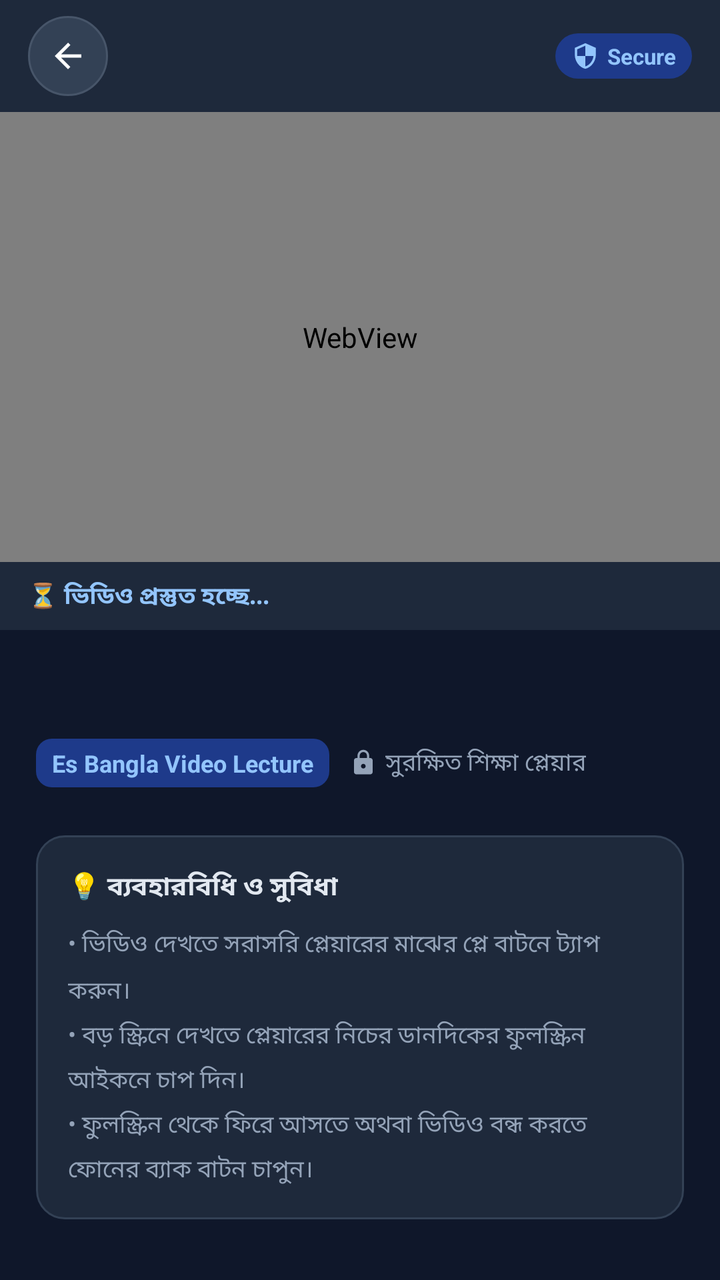
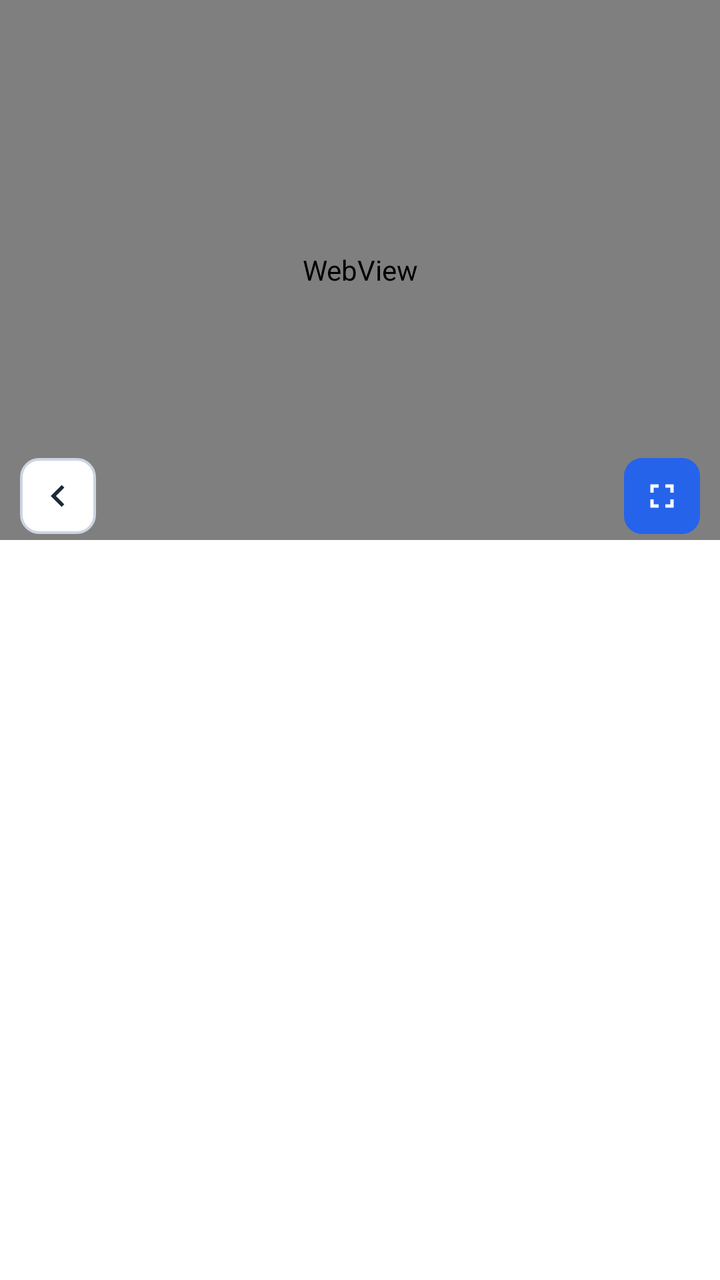

Compare the two renders of this Android layout. The source of the first and the diff that turns it into the second are given below.
<!-- AndroidManifest.xml: activity theme PlayerTheme -->
<!-- res/layout/activity_native_video_player.xml -->
<?xml version="1.0" encoding="utf-8"?>
<FrameLayout xmlns:android="http://schemas.android.com/apk/res/android"
    xmlns:app="http://schemas.android.com/apk/res-auto"
    android:id="@+id/rootContainer"
    android:layout_width="match_parent"
    android:layout_height="match_parent"
    android:background="#0F172A">

    
    <LinearLayout
        android:id="@+id/normalLayout"
        android:layout_width="match_parent"
        android:layout_height="match_parent"
        android:orientation="vertical">

        
        <LinearLayout
            android:id="@+id/headerLayout"
            android:layout_width="match_parent"
            android:layout_height="56dp"
            android:background="#1E293B"
            android:gravity="center_vertical"
            android:orientation="horizontal"
            android:paddingStart="14dp"
            android:paddingEnd="14dp">

            
            <FrameLayout
                android:id="@+id/btnBack"
                android:layout_width="40dp"
                android:layout_height="40dp"
                android:background="@drawable/bg_back_button"
                android:clickable="true"
                android:focusable="true">

                <ImageView
                    android:layout_width="20dp"
                    android:layout_height="20dp"
                    android:layout_gravity="center"
                    android:src="@drawable/ic_arrow_back"
                    android:contentDescription="Back" />
            </FrameLayout>

            
            <TextView
                android:id="@+id/tvHeaderTitle"
                android:layout_width="0dp"
                android:layout_height="wrap_content"
                android:layout_weight="1"
                android:layout_marginStart="14dp"
                android:layout_marginEnd="10dp"
                android:ellipsize="end"
                android:maxLines="1"
                android:textColor="#FFFFFF"
                android:textSize="16sp"
                android:textStyle="bold" />

            
            <LinearLayout
                android:layout_width="wrap_content"
                android:layout_height="wrap_content"
                android:background="@drawable/bg_secure_badge"
                android:gravity="center_vertical"
                android:orientation="horizontal"
                android:paddingStart="8dp"
                android:paddingTop="4dp"
                android:paddingEnd="8dp"
                android:paddingBottom="4dp">

                <ImageView
                    android:layout_width="14dp"
                    android:layout_height="14dp"
                    android:src="@drawable/ic_shield"
                    android:contentDescription="Secure" />

                <TextView
                    android:layout_width="wrap_content"
                    android:layout_height="wrap_content"
                    android:layout_marginStart="4dp"
                    android:text="Secure"
                    android:textColor="#93C5FD"
                    android:textSize="11sp"
                    android:textStyle="bold" />
            </LinearLayout>
        </LinearLayout>

        
        <FrameLayout
            android:id="@+id/playerContainer"
            android:layout_width="match_parent"
            android:layout_height="225dp"
            android:background="#000000">

            <WebView
                android:id="@+id/videoWebView"
                android:layout_width="match_parent"
                android:layout_height="match_parent" />

            <ProgressBar
                android:id="@+id/playerLoading"
                android:layout_width="48dp"
                android:layout_height="48dp"
                android:layout_gravity="center"
                android:indeterminateTint="#3B82F6" />

            
            <View
                android:id="@+id/overlayChannelGuard"
                android:layout_width="220dp"
                android:layout_height="55dp"
                android:layout_gravity="top|start"
                android:background="@android:color/transparent"
                android:clickable="true"
                android:focusable="true" />

            
            <View
                android:id="@+id/overlayLinkGuard"
                android:layout_width="70dp"
                android:layout_height="55dp"
                android:layout_gravity="bottom|start"
                android:background="@android:color/transparent"
                android:clickable="true"
                android:focusable="true" />

            
            <View
                android:id="@+id/overlayRelatedShelfGuard"
                android:layout_width="match_parent"
                android:layout_height="45dp"
                android:layout_gravity="bottom|center_horizontal"
                android:layout_marginStart="70dp"
                android:layout_marginEnd="140dp"
                android:layout_marginBottom="25dp"
                android:background="@android:color/transparent"
                android:clickable="true"
                android:focusable="true" />

            
            <View
                android:id="@+id/overlayYtLogoGuard"
                android:layout_width="95dp"
                android:layout_height="45dp"
                android:layout_gravity="bottom|end"
                android:layout_marginEnd="45dp"
                android:background="@android:color/transparent"
                android:clickable="true"
                android:focusable="true" />
        </FrameLayout>

        
        <LinearLayout
            android:id="@+id/statusContainer"
            android:layout_width="match_parent"
            android:layout_height="wrap_content"
            android:background="#1E293B"
            android:orientation="horizontal"
            android:paddingStart="14dp"
            android:paddingTop="8dp"
            android:paddingEnd="14dp"
            android:paddingBottom="8dp"
            android:gravity="center_vertical">

            <TextView
                android:id="@+id/tvPlayerStatus"
                android:layout_width="match_parent"
                android:layout_height="wrap_content"
                android:text="⏳ ভিডিও প্রস্তুত হচ্ছে..."
                android:textColor="#93C5FD"
                android:textSize="12sp"
                android:textStyle="bold" />
        </LinearLayout>

        
        <ScrollView
            android:id="@+id/contentScrollView"
            android:layout_width="match_parent"
            android:layout_height="0dp"
            android:layout_weight="1"
            android:fillViewport="true">

            <LinearLayout
                android:layout_width="match_parent"
                android:layout_height="wrap_content"
                android:orientation="vertical"
                android:padding="18dp">

                
                <TextView
                    android:id="@+id/tvVideoTitle"
                    android:layout_width="match_parent"
                    android:layout_height="wrap_content"
                    android:lineSpacingMultiplier="1.25"
                    android:textColor="#FFFFFF"
                    android:textSize="18sp"
                    android:textStyle="bold" />

                
                <LinearLayout
                    android:layout_width="match_parent"
                    android:layout_height="wrap_content"
                    android:layout_marginTop="12dp"
                    android:gravity="center_vertical"
                    android:orientation="horizontal">

                    <TextView
                        android:layout_width="wrap_content"
                        android:layout_height="wrap_content"
                        android:background="@drawable/bg_lecture_badge"
                        android:paddingStart="8dp"
                        android:paddingTop="4dp"
                        android:paddingEnd="8dp"
                        android:paddingBottom="4dp"
                        android:text="Es Bangla Video Lecture"
                        android:textColor="#93C5FD"
                        android:textSize="12sp"
                        android:textStyle="bold" />

                    <ImageView
                        android:layout_width="14dp"
                        android:layout_height="14dp"
                        android:layout_marginStart="10dp"
                        android:src="@drawable/ic_lock"
                        android:contentDescription="Protected" />

                    <TextView
                        android:layout_width="wrap_content"
                        android:layout_height="wrap_content"
                        android:layout_marginStart="4dp"
                        android:text="সুরক্ষিত শিক্ষা প্লেয়ার"
                        android:textColor="#94A3B8"
                        android:textSize="12sp" />
                </LinearLayout>

                
                <LinearLayout
                    android:layout_width="match_parent"
                    android:layout_height="wrap_content"
                    android:layout_marginTop="24dp"
                    android:background="@drawable/bg_info_card"
                    android:orientation="vertical"
                    android:padding="16dp">

                    <TextView
                        android:layout_width="wrap_content"
                        android:layout_height="wrap_content"
                        android:text="💡 ব্যবহারবিধি ও সুবিধা"
                        android:textColor="#E2E8F0"
                        android:textSize="13sp"
                        android:textStyle="bold" />

                    <TextView
                        android:layout_width="match_parent"
                        android:layout_height="wrap_content"
                        android:layout_marginTop="10dp"
                        android:lineSpacingMultiplier="1.4"
                        android:text="• ভিডিও দেখতে সরাসরি প্লেয়ারের মাঝের প্লে বাটনে ট্যাপ করুন।\n• বড় স্ক্রিনে দেখতে প্লেয়ারের নিচের ডানদিকের ফুলস্ক্রিন আইকনে চাপ দিন।\n• ফুলস্ক্রিন থেকে ফিরে আসতে অথবা ভিডিও বন্ধ করতে ফোনের ব্যাক বাটন চাপুন।"
                        android:textColor="#94A3B8"
                        android:textSize="12sp" />
                </LinearLayout>
            </LinearLayout>
        </ScrollView>
    </LinearLayout>

    
    <FrameLayout
        android:id="@+id/fullscreenContainer"
        android:layout_width="match_parent"
        android:layout_height="match_parent"
        android:visibility="gone" />

</FrameLayout>
<!-- resources referenced by this layout -->
<resources>
  <!-- drawable bg_back_button (drawable) -->
  <shape xmlns:android="http://schemas.android.com/apk/res/android"
      android:shape="oval">
      <solid android:color="#334155"/>
      <stroke android:width="1dp" android:color="#475569"/>
  </shape>
  <!-- drawable bg_info_card (drawable) -->
  <shape xmlns:android="http://schemas.android.com/apk/res/android"
      android:shape="rectangle">
      <solid android:color="#1E293B"/>
      <stroke android:width="1dp" android:color="#334155"/>
      <corners android:radius="14dp"/>
  </shape>
  <!-- drawable bg_lecture_badge (drawable) -->
  <shape xmlns:android="http://schemas.android.com/apk/res/android"
      android:shape="rectangle">
      <solid android:color="#1E3A8A"/>
      <corners android:radius="8dp"/>
  </shape>
  <!-- drawable bg_secure_badge (drawable) -->
  <shape xmlns:android="http://schemas.android.com/apk/res/android"
      android:shape="rectangle">
      <solid android:color="#1E3A8A"/>
      <corners android:radius="12dp"/>
  </shape>
  <!-- drawable ic_arrow_back (drawable) -->
  <vector xmlns:android="http://schemas.android.com/apk/res/android"
      android:width="24dp"
      android:height="24dp"
      android:viewportWidth="24"
      android:viewportHeight="24">
      <path
          android:fillColor="#FFFFFFFF"
          android:pathData="M20,11H7.83l5.59,-5.59L12,4l-8,8 8,8 1.41,-1.41L7.83,13H20v-2z"/>
  </vector>
  <!-- drawable ic_lock (drawable) -->
  <vector xmlns:android="http://schemas.android.com/apk/res/android"
      android:width="16dp"
      android:height="16dp"
      android:viewportWidth="24"
      android:viewportHeight="24">
      <path
          android:fillColor="#FF94A3B8"
          android:pathData="M18,8h-1V6c0,-2.76 -2.24,-5 -5,-5S7,3.24 7,6v2H6c-1.1,0 -2,0.9 -2,2v10c0,1.1 0.9,2 2,2h12c1.1,0 2,-0.9 2,-2V10c0,-1.1 -0.9,-2 -2,-2zm-6,9c-1.1,0 -2,-0.9 -2,-2s0.9,-2 2,-2 2,0.9 2,2 -0.9,2 -2,2zm3.1,-9H8.9V6c0,-1.71 1.39,-3.1 3.1,-3.1 1.71,0 3.1,1.39 3.1,3.1v2z"/>
  </vector>
  <!-- drawable ic_shield (drawable) -->
  <vector xmlns:android="http://schemas.android.com/apk/res/android"
      android:width="16dp"
      android:height="16dp"
      android:viewportWidth="24"
      android:viewportHeight="24">
      <path
          android:fillColor="#FF93C5FD"
          android:pathData="M12,1L3,5v6c0,5.55 3.84,10.74 9,12 5.16,-1.26 9,-6.45 9,-12V5l-9,-4zm0,10.99h7c-0.53,4.12 -3.28,7.79 -7,8.94V12H5V6.3l7,-3.11v8.8z"/>
  </vector>
  <style name="PlayerTheme" parent="Theme.AppCompat.DayNight.NoActionBar">
          <item name="android:windowBackground">#0F172A</item>
          <item name="android:statusBarColor">#1E293B</item>
      </style>
</resources>

<!-- the commit's change to res/layout/activity_native_video_player.xml (unified diff, before → after) -->
@@ -4,91 +4,21 @@
     android:id="@+id/rootContainer"
     android:layout_width="match_parent"
     android:layout_height="match_parent"
-    android:background="#0F172A">
+    android:background="#FFFFFF">
 
     
     <LinearLayout
         android:id="@+id/normalLayout"
         android:layout_width="match_parent"
         android:layout_height="match_parent"
+        android:background="#FFFFFF"
         android:orientation="vertical">
-
-        
-        <LinearLayout
-            android:id="@+id/headerLayout"
-            android:layout_width="match_parent"
-            android:layout_height="56dp"
-            android:background="#1E293B"
-            android:gravity="center_vertical"
-            android:orientation="horizontal"
-            android:paddingStart="14dp"
-            android:paddingEnd="14dp">
-
-            
-            <FrameLayout
-                android:id="@+id/btnBack"
-                android:layout_width="40dp"
-                android:layout_height="40dp"
-                android:background="@drawable/bg_back_button"
-                android:clickable="true"
-                android:focusable="true">
-
-                <ImageView
-                    android:layout_width="20dp"
-                    android:layout_height="20dp"
-                    android:layout_gravity="center"
-                    android:src="@drawable/ic_arrow_back"
-                    android:contentDescription="Back" />
-            </FrameLayout>
-
-            
-            <TextView
-                android:id="@+id/tvHeaderTitle"
-                android:layout_width="0dp"
-                android:layout_height="wrap_content"
-                android:layout_weight="1"
-                android:layout_marginStart="14dp"
-                android:layout_marginEnd="10dp"
-                android:ellipsize="end"
-                android:maxLines="1"
-                android:textColor="#FFFFFF"
-                android:textSize="16sp"
-                android:textStyle="bold" />
-
-            
-            <LinearLayout
-                android:layout_width="wrap_content"
-                android:layout_height="wrap_content"
-                android:background="@drawable/bg_secure_badge"
-                android:gravity="center_vertical"
-                android:orientation="horizontal"
-                android:paddingStart="8dp"
-                android:paddingTop="4dp"
-                android:paddingEnd="8dp"
-                android:paddingBottom="4dp">
-
-                <ImageView
-                    android:layout_width="14dp"
-                    android:layout_height="14dp"
-                    android:src="@drawable/ic_shield"
-                    android:contentDescription="Secure" />
-
-                <TextView
-                    android:layout_width="wrap_content"
-                    android:layout_height="wrap_content"
-                    android:layout_marginStart="4dp"
-                    android:text="Secure"
-                    android:textColor="#93C5FD"
-                    android:textSize="11sp"
-                    android:textStyle="bold" />
-            </LinearLayout>
-        </LinearLayout>
 
         
         <FrameLayout
             android:id="@+id/playerContainer"
             android:layout_width="match_parent"
-            android:layout_height="225dp"
+            android:layout_height="270dp"
             android:background="#000000">
 
             <WebView
@@ -106,160 +36,77 @@
             
             <View
                 android:id="@+id/overlayChannelGuard"
-                android:layout_width="220dp"
-                android:layout_height="55dp"
+                android:layout_width="135dp"
+                android:layout_height="48dp"
                 android:layout_gravity="top|start"
                 android:background="@android:color/transparent"
                 android:clickable="true"
                 android:focusable="true" />
 
             
-            <View
-                android:id="@+id/overlayLinkGuard"
-                android:layout_width="70dp"
-                android:layout_height="55dp"
-                android:layout_gravity="bottom|start"
-                android:background="@android:color/transparent"
-                android:clickable="true"
-                android:focusable="true" />
+            <FrameLayout
+                android:id="@+id/bottomControlsLayout"
+                android:layout_width="match_parent"
+                android:layout_height="44dp"
+                android:layout_gravity="bottom">
 
-            
-            <View
-                android:id="@+id/overlayRelatedShelfGuard"
-                android:layout_width="match_parent"
-                android:layout_height="45dp"
-                android:layout_gravity="bottom|center_horizontal"
-                android:layout_marginStart="70dp"
-                android:layout_marginEnd="140dp"
-                android:layout_marginBottom="25dp"
-                android:background="@android:color/transparent"
-                android:clickable="true"
-                android:focusable="true" />
+                
+                <View
+                    android:id="@+id/overlayBottomBarGuard"
+                    android:layout_width="match_parent"
+                    android:layout_height="match_parent"
+                    android:background="@android:color/transparent"
+                    android:clickable="true"
+                    android:focusable="true" />
 
-            
-            <View
-                android:id="@+id/overlayYtLogoGuard"
-                android:layout_width="95dp"
-                android:layout_height="45dp"
-                android:layout_gravity="bottom|end"
-                android:layout_marginEnd="45dp"
-                android:background="@android:color/transparent"
-                android:clickable="true"
-                android:focusable="true" />
+                
+                <FrameLayout
+                    android:id="@+id/btnPlayerBack"
+                    android:layout_width="38dp"
+                    android:layout_height="38dp"
+                    android:layout_gravity="bottom|start"
+                    android:layout_marginStart="10dp"
+                    android:layout_marginBottom="3dp"
+                    android:background="@drawable/bg_player_back_btn"
+                    android:clickable="true"
+                    android:focusable="true">
+
+                    <ImageView
+                        android:layout_width="22dp"
+                        android:layout_height="22dp"
+                        android:layout_gravity="center"
+                        android:contentDescription="Back"
+                        android:src="@drawable/ic_chevron_left" />
+                </FrameLayout>
+
+                
+                <FrameLayout
+                    android:id="@+id/btnPlayerFullscreen"
+                    android:layout_width="38dp"
+                    android:layout_height="38dp"
+                    android:layout_gravity="bottom|end"
+                    android:layout_marginEnd="10dp"
+                    android:layout_marginBottom="3dp"
+                    android:background="@drawable/bg_player_fullscreen_btn"
+                    android:clickable="true"
+                    android:focusable="true">
+
+                    <ImageView
+                        android:layout_width="20dp"
+                        android:layout_height="20dp"
+                        android:layout_gravity="center"
+                        android:contentDescription="Fullscreen"
+                        android:src="@drawable/ic_fullscreen_expand" />
+                </FrameLayout>
+            </FrameLayout>
         </FrameLayout>
 
         
-        <LinearLayout
-            android:id="@+id/statusContainer"
-            android:layout_width="match_parent"
-            android:layout_height="wrap_content"
-            android:background="#1E293B"
-            android:orientation="horizontal"
-            android:paddingStart="14dp"
-            android:paddingTop="8dp"
-            android:paddingEnd="14dp"
-            android:paddingBottom="8dp"
-            android:gravity="center_vertical">
-
-            <TextView
-                android:id="@+id/tvPlayerStatus"
-                android:layout_width="match_parent"
-                android:layout_height="wrap_content"
-                android:text="⏳ ভিডিও প্রস্তুত হচ্ছে..."
-                android:textColor="#93C5FD"
-                android:textSize="12sp"
-                android:textStyle="bold" />
-        </LinearLayout>
-
-        
-        <ScrollView
-            android:id="@+id/contentScrollView"
+        <View
             android:layout_width="match_parent"
             android:layout_height="0dp"
             android:layout_weight="1"
-            android:fillViewport="true">
-
-            <LinearLayout
-                android:layout_width="match_parent"
-                android:layout_height="wrap_content"
-                android:orientation="vertical"
-                android:padding="18dp">
-
-                
-                <TextView
-                    android:id="@+id/tvVideoTitle"
-                    android:layout_width="match_parent"
-                    android:layout_height="wrap_content"
-                    android:lineSpacingMultiplier="1.25"
-                    android:textColor="#FFFFFF"
-                    android:textSize="18sp"
-                    android:textStyle="bold" />
-
-                
-                <LinearLayout
-                    android:layout_width="match_parent"
-                    android:layout_height="wrap_content"
-                    android:layout_marginTop="12dp"
-                    android:gravity="center_vertical"
-                    android:orientation="horizontal">
-
-                    <TextView
-                        android:layout_width="wrap_content"
-                        android:layout_height="wrap_content"
-                        android:background="@drawable/bg_lecture_badge"
-                        android:paddingStart="8dp"
-                        android:paddingTop="4dp"
-                        android:paddingEnd="8dp"
-                        android:paddingBottom="4dp"
-                        android:text="Es Bangla Video Lecture"
-                        android:textColor="#93C5FD"
-                        android:textSize="12sp"
-                        android:textStyle="bold" />
-
-                    <ImageView
-                        android:layout_width="14dp"
-                        android:layout_height="14dp"
-                        android:layout_marginStart="10dp"
-                        android:src="@drawable/ic_lock"
-                        android:contentDescription="Protected" />
-
-                    <TextView
-                        android:layout_width="wrap_content"
-                        android:layout_height="wrap_content"
-                        android:layout_marginStart="4dp"
-                        android:text="সুরক্ষিত শিক্ষা প্লেয়ার"
-                        android:textColor="#94A3B8"
-                        android:textSize="12sp" />
-                </LinearLayout>
-
-                
-                <LinearLayout
-                    android:layout_width="match_parent"
-                    android:layout_height="wrap_content"
-                    android:layout_marginTop="24dp"
-                    android:background="@drawable/bg_info_card"
-                    android:orientation="vertical"
-                    android:padding="16dp">
-
-                    <TextView
-                        android:layout_width="wrap_content"
-                        android:layout_height="wrap_content"
-                        android:text="💡 ব্যবহারবিধি ও সুবিধা"
-                        android:textColor="#E2E8F0"
-                        android:textSize="13sp"
-                        android:textStyle="bold" />
-
-                    <TextView
-                        android:layout_width="match_parent"
-                        android:layout_height="wrap_content"
-                        android:layout_marginTop="10dp"
-                        android:lineSpacingMultiplier="1.4"
-                        android:text="• ভিডিও দেখতে সরাসরি প্লেয়ারের মাঝের প্লে বাটনে ট্যাপ করুন।\n• বড় স্ক্রিনে দেখতে প্লেয়ারের নিচের ডানদিকের ফুলস্ক্রিন আইকনে চাপ দিন।\n• ফুলস্ক্রিন থেকে ফিরে আসতে অথবা ভিডিও বন্ধ করতে ফোনের ব্যাক বাটন চাপুন।"
-                        android:textColor="#94A3B8"
-                        android:textSize="12sp" />
-                </LinearLayout>
-            </LinearLayout>
-        </ScrollView>
+            android:background="#FFFFFF" />
     </LinearLayout>
 
     
<!-- resource entries referenced after the edit -->
@@ -1,31 +1,33 @@
 <!-- resources referenced by this layout -->
 <resources>
-  <!-- drawable bg_back_button (drawable) -->
-  <shape xmlns:android="http://schemas.android.com/apk/res/android"
-      android:shape="oval">
-      <solid android:color="#334155"/>
-      <stroke android:width="1dp" android:color="#475569"/>
-  </shape>
-  <!-- drawable bg_info_card (drawable) -->
+  <!-- drawable bg_player_back_btn (drawable) -->
+  <?xml version="1.0" encoding="utf-8"?>
   <shape xmlns:android="http://schemas.android.com/apk/res/android"
       android:shape="rectangle">
-      <solid android:color="#1E293B"/>
-      <stroke android:width="1dp" android:color="#334155"/>
-      <corners android:radius="14dp"/>
+      <solid android:color="#FFFFFF" />
+      <corners android:radius="9dp" />
+      <stroke
+          android:width="1.2dp"
+          android:color="#CBD5E1" />
   </shape>
-  <!-- drawable bg_lecture_badge (drawable) -->
+  <!-- drawable bg_player_fullscreen_btn (drawable) -->
+  <?xml version="1.0" encoding="utf-8"?>
   <shape xmlns:android="http://schemas.android.com/apk/res/android"
       android:shape="rectangle">
-      <solid android:color="#1E3A8A"/>
-      <corners android:radius="8dp"/>
+      <solid android:color="#2563EB" />
+      <corners android:radius="9dp" />
   </shape>
-  <!-- drawable bg_secure_badge (drawable) -->
-  <shape xmlns:android="http://schemas.android.com/apk/res/android"
-      android:shape="rectangle">
-      <solid android:color="#1E3A8A"/>
-      <corners android:radius="12dp"/>
-  </shape>
-  <!-- drawable ic_arrow_back (drawable) -->
+  <!-- drawable ic_chevron_left (drawable) -->
+  <vector xmlns:android="http://schemas.android.com/apk/res/android"
+      android:width="24dp"
+      android:height="24dp"
+      android:viewportWidth="24"
+      android:viewportHeight="24">
+      <path
+          android:fillColor="#1E293B"
+          android:pathData="M15.41,7.41L14,6l-6,6 6,6 1.41,-1.41L10.83,12z"/>
+  </vector>
+  <!-- drawable ic_fullscreen_expand (drawable) -->
   <vector xmlns:android="http://schemas.android.com/apk/res/android"
       android:width="24dp"
       android:height="24dp"
@@ -33,27 +35,7 @@
       android:viewportHeight="24">
       <path
           android:fillColor="#FFFFFFFF"
-          android:pathData="M20,11H7.83l5.59,-5.59L12,4l-8,8 8,8 1.41,-1.41L7.83,13H20v-2z"/>
-  </vector>
-  <!-- drawable ic_lock (drawable) -->
-  <vector xmlns:android="http://schemas.android.com/apk/res/android"
-      android:width="16dp"
-      android:height="16dp"
-      android:viewportWidth="24"
-      android:viewportHeight="24">
-      <path
-          android:fillColor="#FF94A3B8"
-          android:pathData="M18,8h-1V6c0,-2.76 -2.24,-5 -5,-5S7,3.24 7,6v2H6c-1.1,0 -2,0.9 -2,2v10c0,1.1 0.9,2 2,2h12c1.1,0 2,-0.9 2,-2V10c0,-1.1 -0.9,-2 -2,-2zm-6,9c-1.1,0 -2,-0.9 -2,-2s0.9,-2 2,-2 2,0.9 2,2 -0.9,2 -2,2zm3.1,-9H8.9V6c0,-1.71 1.39,-3.1 3.1,-3.1 1.71,0 3.1,1.39 3.1,3.1v2z"/>
-  </vector>
-  <!-- drawable ic_shield (drawable) -->
-  <vector xmlns:android="http://schemas.android.com/apk/res/android"
-      android:width="16dp"
-      android:height="16dp"
-      android:viewportWidth="24"
-      android:viewportHeight="24">
-      <path
-          android:fillColor="#FF93C5FD"
-          android:pathData="M12,1L3,5v6c0,5.55 3.84,10.74 9,12 5.16,-1.26 9,-6.45 9,-12V5l-9,-4zm0,10.99h7c-0.53,4.12 -3.28,7.79 -7,8.94V12H5V6.3l7,-3.11v8.8z"/>
+          android:pathData="M7,14H5v5h5v-2H7v-3zm-2,-4h2V7h3V5H5v5zm12,7h-3v2h5v-5h-2v3zM14,5v2h3v3h2V5h-5z"/>
   </vector>
   <style name="PlayerTheme" parent="Theme.AppCompat.DayNight.NoActionBar">
           <item name="android:windowBackground">#0F172A</item>
